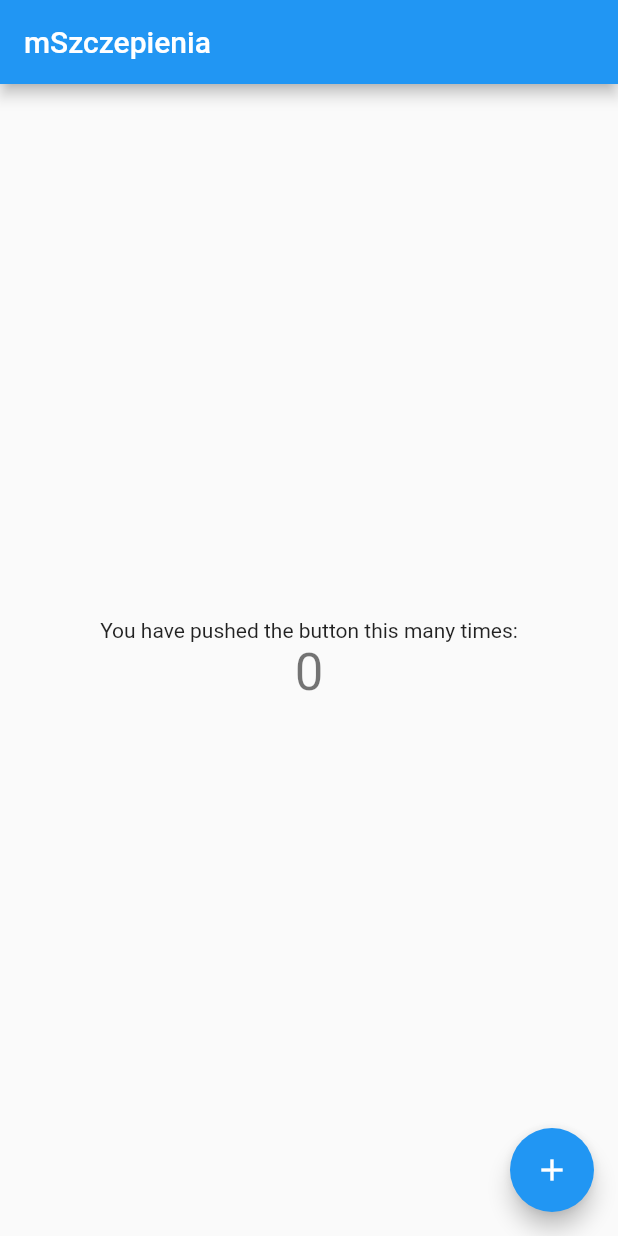
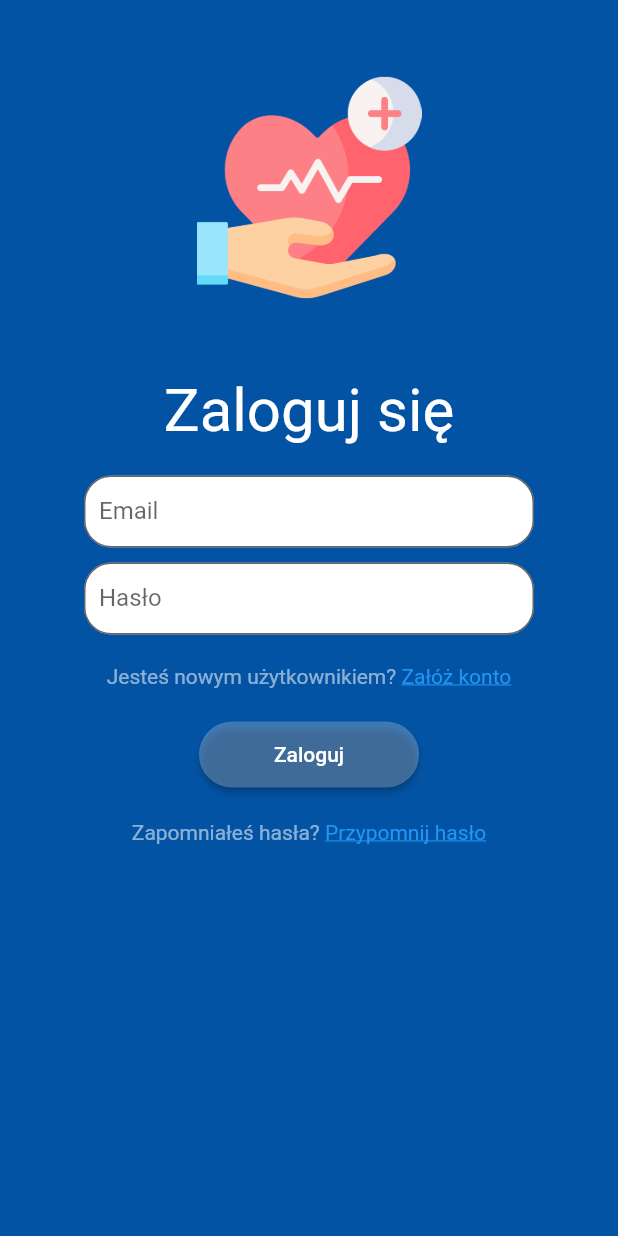
Before and after one commit to Luxio1/mszczepienia_client, a Flutter app: the screen it shows after launch, on a phone screen of 412 x 824 dp. Run offline on Flutter 3.47's test engine with Material 2 defaults, Android fonts, the phone set to English and light mode, and no system bars.

Commit message:
Added login screen

```diff
--- /dev/null
+++ b/lib/helpers/mycolors.dart
@@ -0,0 +1,19 @@
+import 'package:flutter/material.dart';
+
+class MyColors {
+  static const MaterialColor blue = MaterialColor(
+    0xFF0353A4,
+    <int, Color>{
+      50: Color(0xFF0353A4),
+      100: Color(0xFF0353A4),
+      200: Color(0xFF0353A4),
+      300: Color(0xFF0353A4),
+      400: Color(0xFF0353A4),
+      500: Color(0xFF0353A4),
+      600: Color(0xFF0353A4),
+      700: Color(0xFF0353A4),
+      800: Color(0xFF0353A4),
+      900: Color(0xFF0353A4),
+    },
+  );
+}
--- a/lib/main.dart
+++ b/lib/main.dart
@@ -1,4 +1,7 @@
+import 'package:flutter/cupertino.dart';
 import 'package:flutter/material.dart';
+
+import 'helpers/mycolors.dart';
 
 void main() {
   runApp(const MyApp());
@@ -22,9 +25,10 @@
         // or simply save your changes to "hot reload" in a Flutter IDE).
         // Notice that the counter didn't reset back to zero; the application
         // is not restarted.
-        primarySwatch: Colors.blue,
+        primarySwatch: MyColors.blue
       ),
       home: const MyHomePage(title: 'mSzczepienia'),
+
     );
   }
 }
@@ -70,11 +74,7 @@
     // fast, so that you can just rebuild anything that needs updating rather
     // than having to individually change instances of widgets.
     return Scaffold(
-      appBar: AppBar(
-        // Here we take the value from the MyHomePage object that was created by
-        // the App.build method, and use it to set our appbar title.
-        title: Text(widget.title),
-      ),
+      backgroundColor: MyColors.blue,
       body: Center(
         // Center is a layout widget. It takes a single child and positions it
         // in the middle of the parent.
@@ -93,23 +93,113 @@
           // center the children vertically; the main axis here is the vertical
           // axis because Columns are vertical (the cross axis would be
           // horizontal).
-          mainAxisAlignment: MainAxisAlignment.center,
+          mainAxisAlignment: MainAxisAlignment.start,
           children: <Widget>[
-            const Text(
-              'You have pushed the button this many times:',
-            ),
-            Text(
-              '$_counter',
-              style: Theme.of(context).textTheme.headline4,
-            ),
+            SizedBox(
+              width: 300.0,
+              child: Column(
+                children:  <Widget>[
+                  const SizedBox(height: 50),
+                  Image.asset('assets/healthcare.png', width: 150.0),
+                  const SizedBox(height: 50),
+                  const Text(
+                    "Zaloguj się",
+                    style: TextStyle(fontSize: 40, color: Colors.white),
+                  ),
+                  const SizedBox(height: 20),
+                  TextField(
+                    decoration: InputDecoration(
+                      floatingLabelBehavior: FloatingLabelBehavior.never,
+                      border: OutlineInputBorder(
+                        borderRadius: BorderRadius.circular(18.0),
+                      ),
+                      labelText: 'Email',
+                      fillColor: Colors.white,
+                      filled: true,
+                      contentPadding: const EdgeInsets.all(10.0),
+                    ),
+                  ),
+                  const SizedBox(height: 10),
+                  TextField(
+                    obscureText: true,
+                    enableSuggestions: false,
+                    autocorrect: false,
+                    decoration: InputDecoration(
+                      floatingLabelBehavior: FloatingLabelBehavior.never,
+                      border: OutlineInputBorder(
+                        borderRadius: BorderRadius.circular(18.0),
+                      ),
+                      labelText: 'Hasło',
+                      fillColor: Colors.white,
+                      filled: true,
+                      contentPadding: const EdgeInsets.all(10.0),
+                    ),
+                  ),
+                  const SizedBox(height: 20),
+                  Row(
+                    mainAxisAlignment: MainAxisAlignment.center,
+                    children: <Widget>[
+                      const Text(
+                        "Jesteś nowym użytkownikiem? ",
+                        style: TextStyle(fontSize: 14, color: Colors.white54),
+                      ),
+                      GestureDetector(
+                        onTap: () {
+                          Navigator.pushNamed(context, "myRoute");
+                        },
+                        child: const Text(
+                          "Załóż konto",
+                          style: TextStyle(
+                              fontSize: 14,
+                              color: Colors.blue,
+                              decoration: TextDecoration.underline
+                          ),
+                        ),
+                      ),
+                    ],
+                  ),
+                  const SizedBox(height: 20),
+                  ElevatedButton(
+                    style: ElevatedButton.styleFrom(
+                      primary: Colors.white24,
+                      padding: EdgeInsets.symmetric(horizontal: 50, vertical: 14),
+                      shape: StadiumBorder()
+                    ),
+                      onPressed: () {},
+                      child: const Text("Zaloguj")
+                  ),
+                  const SizedBox(height: 20),
+                  Row(
+                    mainAxisAlignment: MainAxisAlignment.center,
+                    children: <Widget>[
+                      const Text(
+                        "Zapomniałeś hasła? ",
+                        style: TextStyle(fontSize: 14, color: Colors.white54),
+                      ),
+                      GestureDetector(
+                        onTap: () {
+                          Navigator.pushNamed(context, "myRoute");
+                        },
+                        child: const Text(
+                          "Przypomnij hasło",
+                          style: TextStyle(
+                              fontSize: 14,
+                              color: Colors.blue,
+                              decoration: TextDecoration.underline
+                          ),
+                        ),
+                      ),
+                    ],
+                  ),
+
+
+                ],
+              ),
+            )
+
           ],
         ),
       ),
-      floatingActionButton: FloatingActionButton(
-        onPressed: _incrementCounter,
-        tooltip: 'Increment',
-        child: const Icon(Icons.add),
-      ), // This trailing comma makes auto-formatting nicer for build methods.
     );
   }
 }
--- a/pubspec.yaml
+++ b/pubspec.yaml
@@ -58,9 +58,8 @@ flutter:
   uses-material-design: true
 
   # To add assets to your application, add an assets section, like this:
-  # assets:
-  #   - images/a_dot_burr.jpeg
-  #   - images/a_dot_ham.jpeg
+  assets:
+    - assets/healthcare.png
 
   # An image asset can refer to one or more resolution-specific "variants", see
   # https://flutter.dev/assets-and-images/#resolution-aware.
```
Also changed, not shown: assets/healthcare.png (added).
